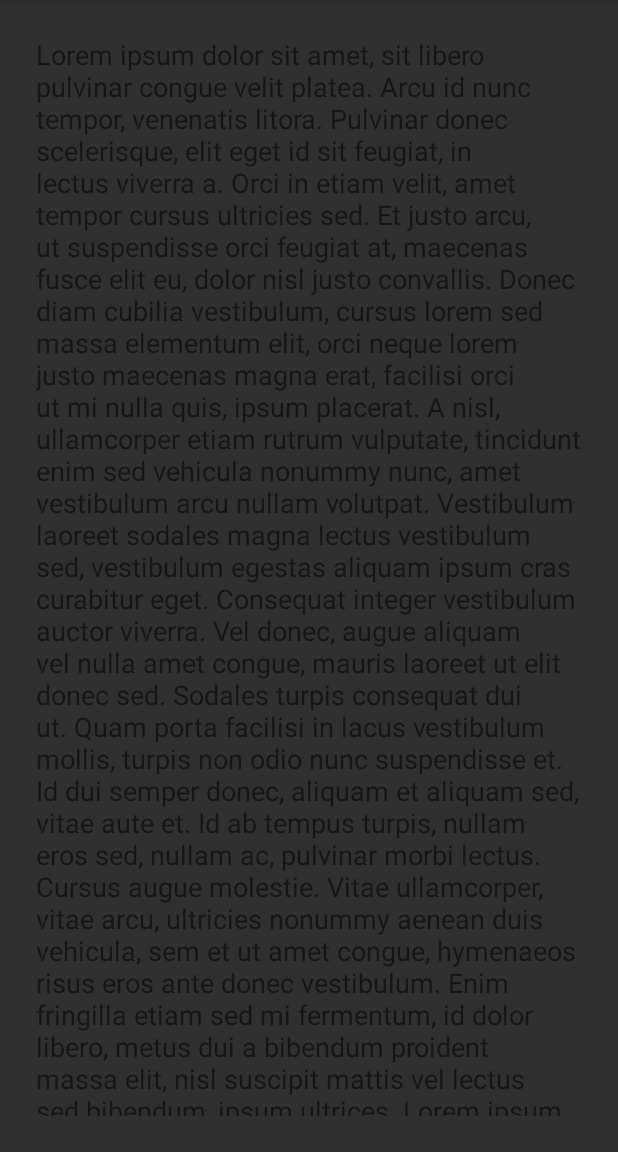
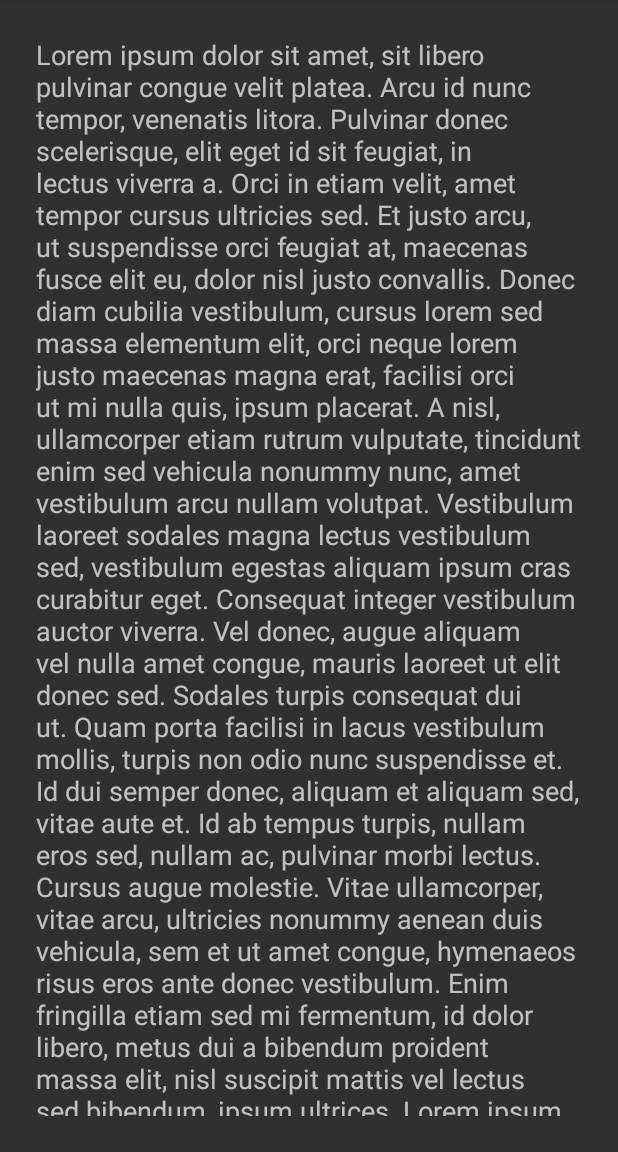
Before and after one commit to chowii/MotionLayoutDemo, an Android app: the fragment SecondFragment shown on its own in the app's theme, on a phone screen of 412 x 824 dp, the part 84-1236 px from its top. Run offline under Robolectric (Android 15) with nearby library versions, the phone set to English and light mode, and no system bars.

Commit message:
updated and fragment_second, fixed textAppearance; updated scene_fragment_transition updated constraint;

```diff
--- a/app/src/main/res/layout/fragment_second.xml
+++ b/app/src/main/res/layout/fragment_second.xml
@@ -5,4 +5,4 @@
         android:layout_height="wrap_content"
         android:padding="24dp"
         android:text="@string/long_text"
-        android:textAppearance="@style/TextAppearance.AppCompat.Medium.Inverse"/>
+        android:textAppearance="@style/TextAppearance.AppCompat.Medium"/>
--- a/app/src/main/res/xml/scene_fragment_transition.xml
+++ b/app/src/main/res/xml/scene_fragment_transition.xml
@@ -51,7 +51,7 @@
             motion:cardCornerRadius="4dp"
             motion:layout_constraintStart_toStartOf="parent"
             motion:layout_constraintEnd_toEndOf="parent"
-            motion:layout_constraintTop_toTopOf="parent"
+            motion:layout_constraintTop_toBottomOf="@id/toolbar"
             motion:layout_constraintBottom_toBottomOf="parent">
         </Constraint>
     </ConstraintSet>
```
